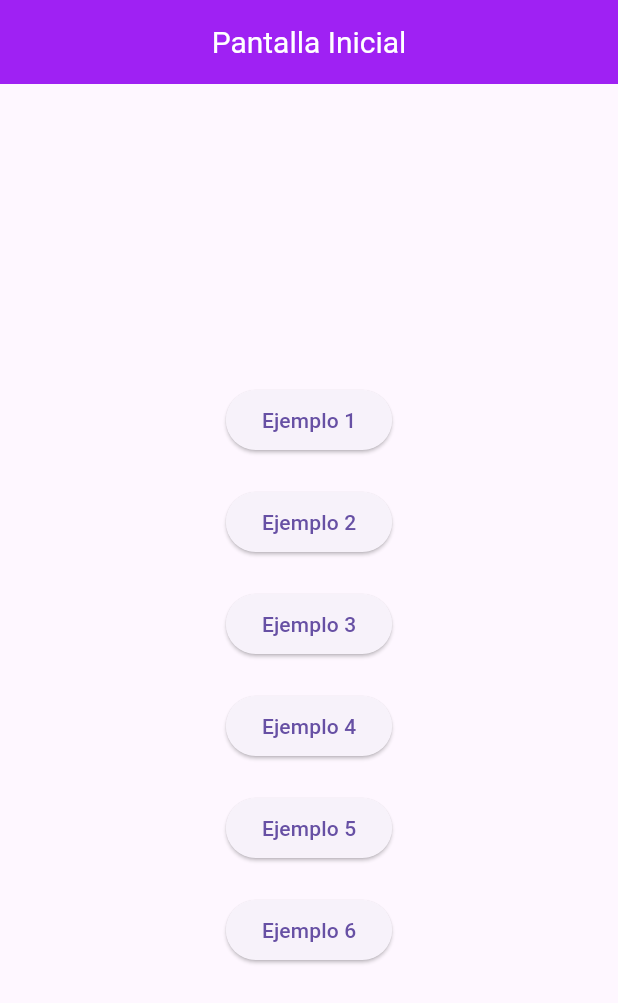
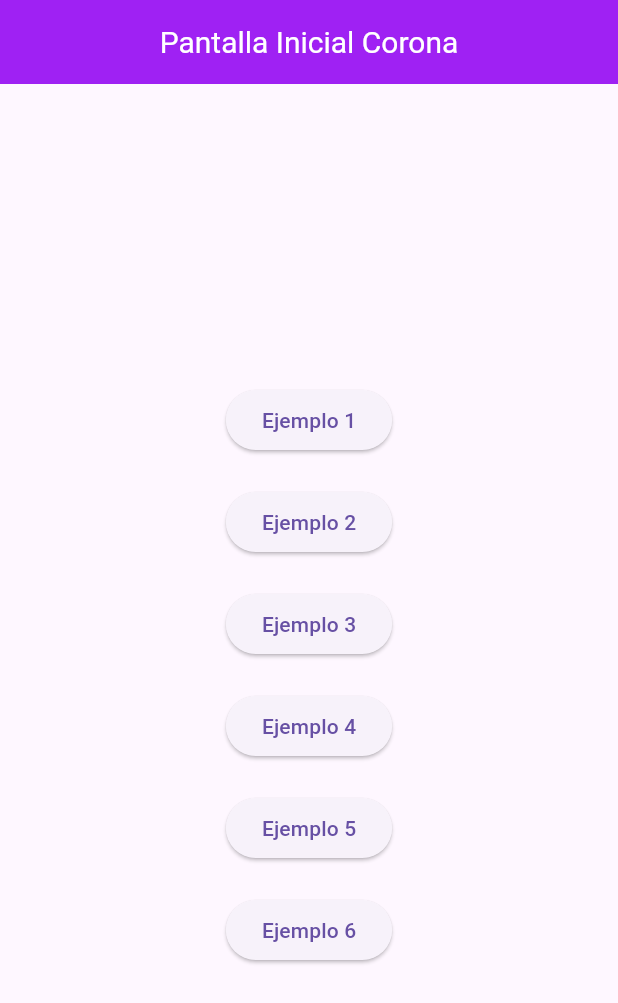
Before and after one commit to Karen-Corona-1059/Widgets_basicos_1059, a Flutter app: the screen it shows after launch, on a phone screen of 412 x 824 dp. Shown: the top 1003 px of the screen. Run offline on Flutter 3.47's test engine with Material 3 defaults, Android fonts, the phone set to English and light mode, and no system bars.

Commit message:
actualizacion2

```diff
--- a/lib/pantallainicial.dart
+++ b/lib/pantallainicial.dart
@@ -8,7 +8,7 @@ class PantallaInicial extends StatelessWidget {
     return Scaffold(
       appBar: AppBar(
         title: const Text(
-          'Pantalla Inicial',
+          'Pantalla Inicial Corona',
           style: TextStyle(
             color: Colors.white,
             fontSize: 20,
```
